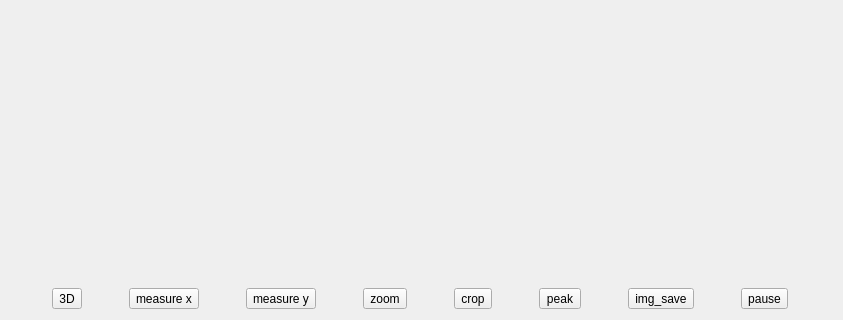
Qt form src/form/plot/formplot.ui (MRsoymilk/MySerial) before a commit; both pictures show x 0 to 843 and y 210 to 530 of the 843 by 530 pixel window.
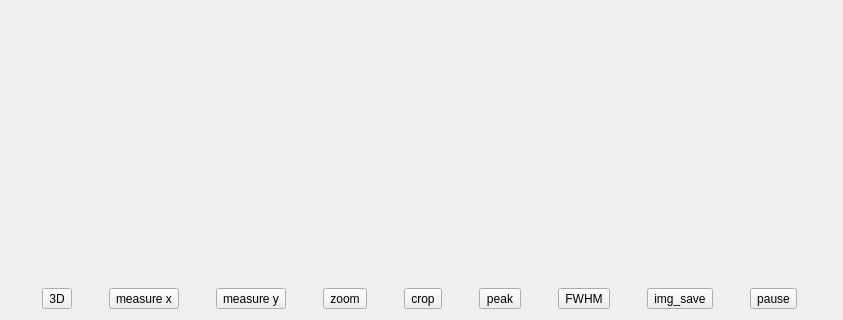
The same form after that commit. Icons and pictures are not drawn.

Commit message: optimize peak display; add FWHM

Patch:
```diff
--- a/src/form/plot/formplot.ui
+++ b/src/form/plot/formplot.ui
@@ -61,6 +61,13 @@
        </property>
       </widget>
      </item>
+     <item>
+      <widget class="QToolButton" name="tBtnFWHM">
+       <property name="text">
+        <string>FWHM</string>
+       </property>
+      </widget>
+     </item>
      <item>
       <widget class="QToolButton" name="tBtnImgSave">
        <property name="text">
```
The commit also changes 2 other files.
